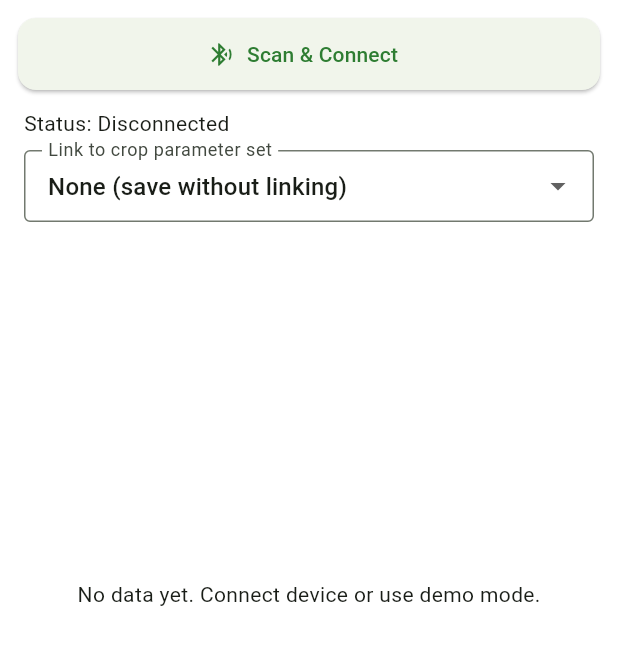
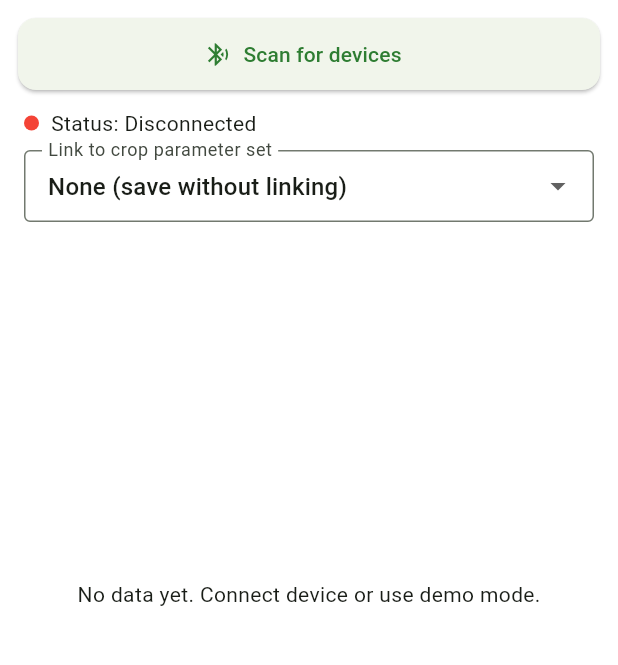
Before and after one commit to santawearscoolpants/npk_soil_sensor, a Flutter app: the screen it shows after launch, on a phone screen of 412 x 824 dp, the part 84-749 px from its top. Run offline on Flutter 3.47's test engine with Material 3 defaults, Android fonts, the phone set to English and light mode, and no system bars; our stand-ins replace csv, drift, flutter_blue_plus, flutter_riverpod, image_picker, pdf and 3 more; accounts and stored records are empty; generated files the repository leaves out were written again.

Commit message:
Refactor Bluetooth scanning and connection logic to improve device discovery and connection status display

```diff
--- a/csir_soil_sensor/lib/src/features/live/live_screen.dart
+++ b/csir_soil_sensor/lib/src/features/live/live_screen.dart
@@ -57,10 +57,10 @@ class _LiveScreenState extends ConsumerState<LiveScreen> {
                       onPressed: () {
                         ref
                             .read(bluetoothServiceProvider.notifier)
-                            .scanAndConnect();
+                            .scanForDevices();
                       },
                       icon: const Icon(Icons.bluetooth_searching),
-                      label: const Text('Scan & Connect'),
+                      label: const Text('Scan for devices'),
                     ),
                   ),
                 ],
@@ -68,14 +68,69 @@ class _LiveScreenState extends ConsumerState<LiveScreen> {
             ),
             Padding(
               padding: const EdgeInsets.symmetric(horizontal: 16),
-              child: Align(
-                alignment: Alignment.centerLeft,
-                child: Text(
-                  'Status: ${bleState.connectionStatus}',
-                  style: Theme.of(context).textTheme.bodyMedium,
+              child: Row(
+                children: [
+                  Container(
+                    width: 10,
+                    height: 10,
+                    decoration: BoxDecoration(
+                      shape: BoxShape.circle,
+                      color: bleState.isConnected
+                          ? Colors.green
+                          : bleState.connectionStatus.startsWith('Scanning') ||
+                                  bleState.connectionStatus
+                                      .startsWith('Connecting')
+                              ? Colors.orange
+                              : Colors.red,
+                    ),
+                  ),
+                  const SizedBox(width: 8),
+                  Expanded(
+                    child: Text(
+                      bleState.connectedDeviceName != null
+                          ? 'Status: ${bleState.connectionStatus} (${bleState.connectedDeviceName})'
+                          : 'Status: ${bleState.connectionStatus}',
+                      style: Theme.of(context).textTheme.bodyMedium,
+                    ),
+                  ),
+                ],
+              ),
+            ),
+            if (bleState.devices.isNotEmpty)
+              Padding(
+                padding:
+                    const EdgeInsets.symmetric(horizontal: 16, vertical: 8),
+                child: Align(
+                  alignment: Alignment.centerLeft,
+                  child: Text(
+                    'Tap a device to connect:',
+                    style: Theme.of(context)
+                        .textTheme
+                        .bodySmall
+                        ?.copyWith(fontWeight: FontWeight.bold),
+                  ),
                 ),
               ),
-            ),
+            if (bleState.devices.isNotEmpty)
+              SizedBox(
+                height: 160,
+                child: ListView.builder(
+                  itemCount: bleState.devices.length,
+                  itemBuilder: (context, index) {
+                    final d = bleState.devices[index];
+                    return ListTile(
+                      leading: const Icon(Icons.bluetooth),
+                      title: Text(d.name),
+                      subtitle: Text(d.device.remoteId.str),
+                      onTap: () {
+                        ref
+                            .read(bluetoothServiceProvider.notifier)
+                            .connectToDevice(d);
+                      },
+                    );
+                  },
+                ),
+              ),
             Padding(
               padding: const EdgeInsets.symmetric(horizontal: 16, vertical: 8),
               child: Row(
```
Also changed, not shown: csir_soil_sensor/lib/src/services/bluetooth_service.dart (+46 -11 lines).
